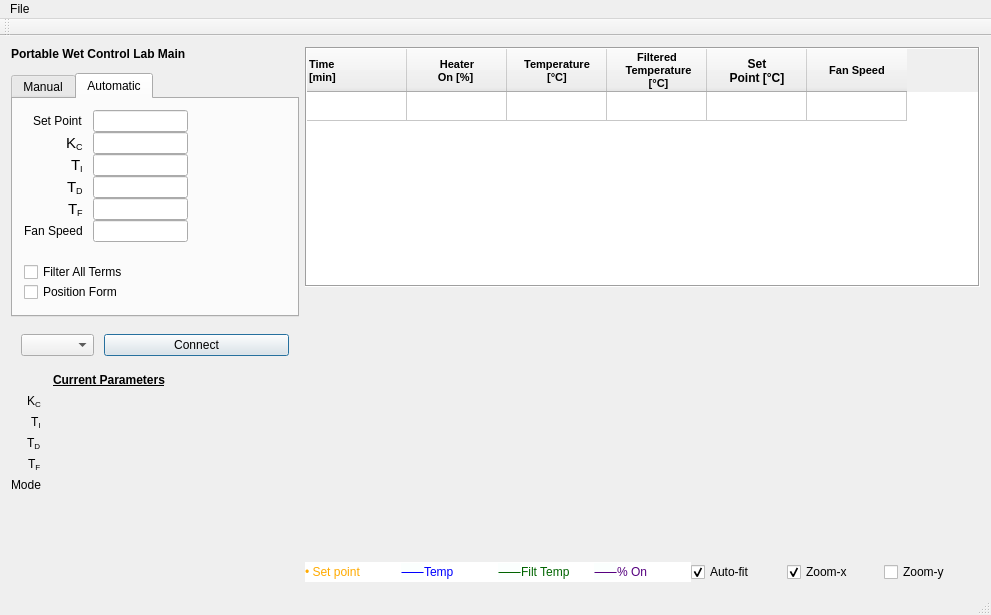
AnthonyA28/Qt-PWCL-main, file mainwindow.ui: the form before one commit.
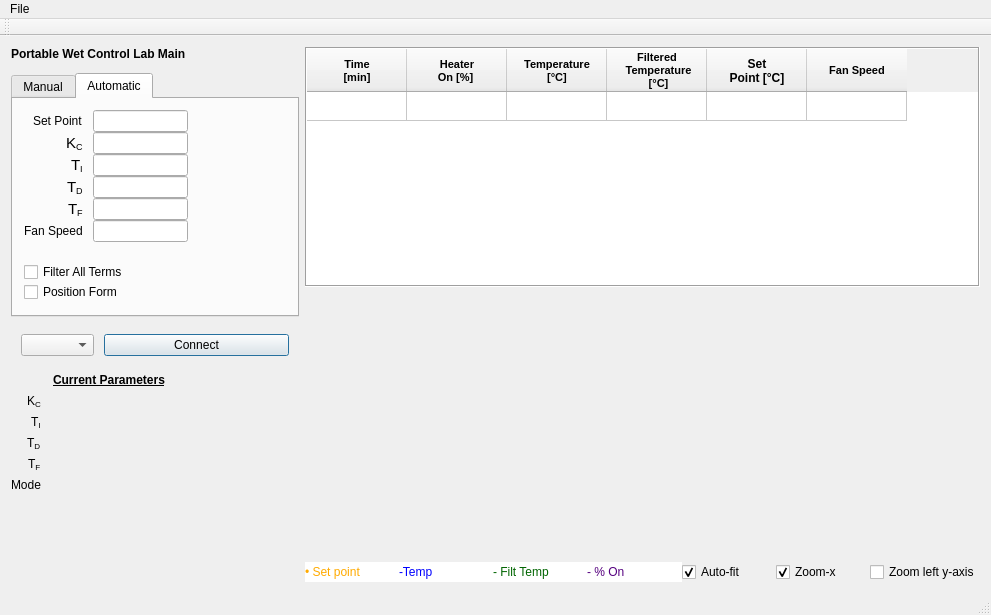
The form after the commit. Icons and pictures are not drawn. Custom widgets are drawn as their Qt base class.

Commit message: * left justified the column headers * changed zoom to zoomleft y axis * changed boxes to dashes

The edit to the form file:
```diff
--- a/mainwindow.ui
+++ b/mainwindow.ui
@@ -874,7 +874,7 @@
             </font>
            </property>
            <property name="textAlignment">
-            <set>AlignLeading|AlignVCenter</set>
+            <set>AlignCenter</set>
            </property>
           </column>
           <column>
@@ -1074,7 +1074,7 @@
              <string notr="true">background-color: rgb(255, 255, 255);</string>
             </property>
             <property name="text">
-             <string>&lt;html&gt;&lt;head/&gt;&lt;body&gt;&lt;p&gt;&lt;span style=&quot; font-family:'Code2000,Arial Unicode MS,Lucida Sans Unicode'; font-size:9pt; color:#0000ff; background-color:#fbfffe;&quot;&gt;⸺&lt;/span&gt;&lt;span style=&quot; font-family:'arial unicode ms,Lucida Sans Unicode,sans-serif'; font-size:9pt; color:#0000ff; background-color:#ffffff;&quot;&gt;Temp&lt;/span&gt;&lt;/p&gt;&lt;/body&gt;&lt;/html&gt;</string>
+             <string>&lt;html&gt;&lt;head/&gt;&lt;body&gt;&lt;p&gt;&lt;span style=&quot; font-family:'arial unicode ms,Lucida Sans Unicode,sans-serif'; font-size:9pt; color:#0000ff; background-color:#ffffff;&quot;&gt;-Temp&lt;/span&gt;&lt;/p&gt;&lt;/body&gt;&lt;/html&gt;</string>
             </property>
            </widget>
           </item>
@@ -1084,7 +1084,7 @@
              <string notr="true">background-color: rgb(255, 255, 255);</string>
             </property>
             <property name="text">
-             <string>&lt;html&gt;&lt;head/&gt;&lt;body&gt;&lt;p&gt;&lt;span style=&quot; font-family:'Code2000,Arial Unicode MS,Lucida Sans Unicode'; font-size:9pt; color:#006400; background-color:#fbfffe;&quot;&gt;⸺&lt;/span&gt;&lt;span style=&quot; font-family:'arial unicode ms,Lucida Sans Unicode,sans-serif'; font-size:9pt; color:#006400; background-color:#ffffff;&quot;&gt;Filt Temp &lt;/span&gt;&lt;/p&gt;&lt;/body&gt;&lt;/html&gt;</string>
+             <string>&lt;html&gt;&lt;head/&gt;&lt;body&gt;&lt;p&gt;&lt;span style=&quot; font-family:'arial unicode ms,Lucida Sans Unicode,sans-serif'; font-size:9pt; color:#006400; background-color:#ffffff;&quot;&gt;- Filt Temp &lt;/span&gt;&lt;/p&gt;&lt;/body&gt;&lt;/html&gt;</string>
             </property>
            </widget>
           </item>
@@ -1094,7 +1094,7 @@
              <string notr="true">background-color: rgb(255, 255, 255);</string>
             </property>
             <property name="text">
-             <string>&lt;html&gt;&lt;head/&gt;&lt;body&gt;&lt;p&gt;&lt;span style=&quot; font-family:'Code2000,Arial Unicode MS,Lucida Sans Unicode'; font-size:9pt; color:#55007f; background-color:#fbfffe;&quot;&gt;⸺&lt;/span&gt;&lt;span style=&quot; font-family:'arial unicode ms,Lucida Sans Unicode,sans-serif'; font-size:9pt; color:#55007f; background-color:#ffffff;&quot;&gt;% On&lt;/span&gt;&lt;/p&gt;&lt;/body&gt;&lt;/html&gt;</string>
+             <string>&lt;html&gt;&lt;head/&gt;&lt;body&gt;&lt;p&gt;&lt;span style=&quot; font-family:'arial unicode ms,Lucida Sans Unicode,sans-serif'; font-size:9pt; color:#55007f; background-color:#ffffff;&quot;&gt;- % On&lt;/span&gt;&lt;/p&gt;&lt;/body&gt;&lt;/html&gt;</string>
             </property>
            </widget>
           </item>
@@ -1121,7 +1121,7 @@
           <item>
            <widget class="QCheckBox" name="zoomy_checkBox">
             <property name="text">
-             <string>Zoom-y</string>
+             <string>Zoom left y-axis</string>
             </property>
            </widget>
           </item>
```
Left out of the diff: 14 changed lines with no effect on the pictures.
